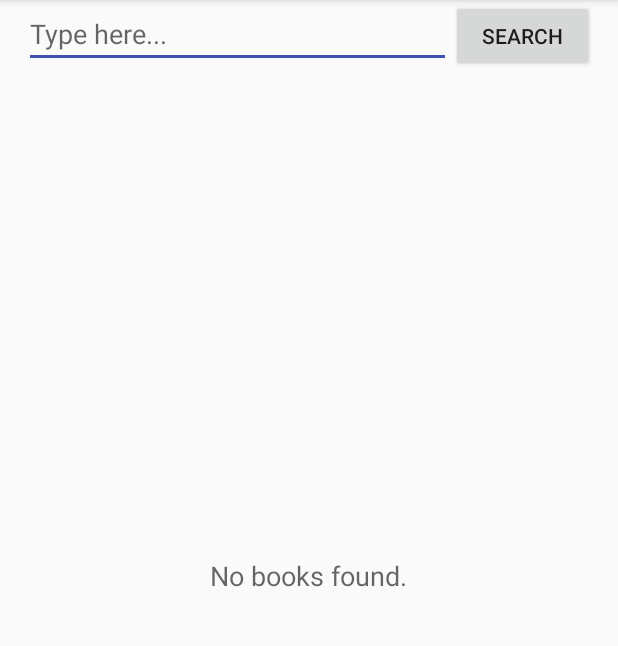
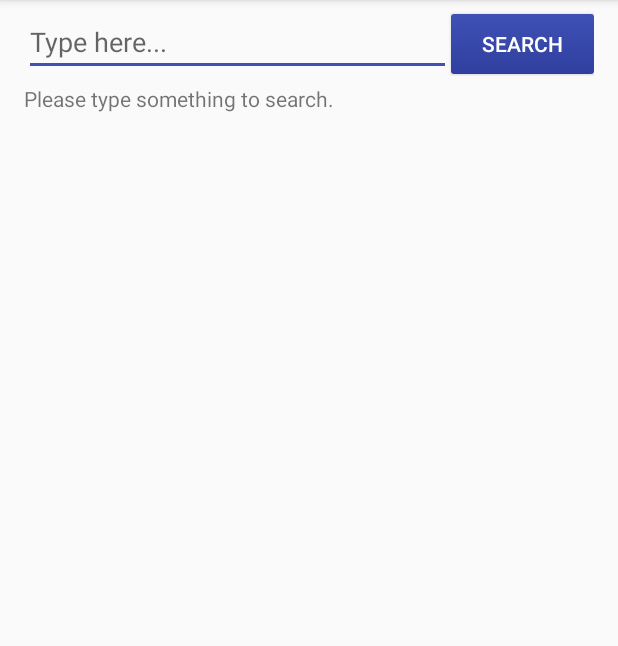
Before and after one commit to prakashmeghan/Bookaholics, an Android app: the screen it shows after launch (MainActivity), after a tap on "SEARCH", on a phone screen of 412 x 824 dp, the part 84-730 px from its top. Run offline under Robolectric (Android 15) with nearby library versions, the phone set to English and light mode, and no system bars.

Commit message:
completed for submission

```diff
--- a/app/src/main/java/com/conceptappsworld/bookaholics/MainActivity.java
+++ b/app/src/main/java/com/conceptappsworld/bookaholics/MainActivity.java
@@ -1,6 +1,8 @@
 package com.conceptappsworld.bookaholics;
 
 import android.content.Context;
+import android.content.Intent;
+import android.net.Uri;
 import android.os.Bundle;
 import android.support.v4.app.LoaderManager;
 import android.support.v4.content.Loader;
@@ -17,6 +19,7 @@ import android.widget.TextView;
 import com.conceptappsworld.bookaholics.adapter.BookAdapter;
 import com.conceptappsworld.bookaholics.loader.BookLoader;
 import com.conceptappsworld.bookaholics.model.Book;
+import com.conceptappsworld.bookaholics.util.CommonUtil;
 import com.conceptappsworld.bookaholics.util.ConnectionDetector;
 import com.conceptappsworld.bookaholics.util.ConstantUtil;
 
@@ -31,7 +34,7 @@ public class MainActivity extends AppCompatActivity implements LoaderManager.Loa
     private Button btSearch;
     private ListView lvBook;
     private View loadingIndicator;
-    private TextView tvEmpty;
+    private TextView tvEmpty, tvSearchResult;
 
     private BookAdapter bookAdapter;
     private ConnectionDetector connectionDetector;
@@ -97,6 +100,7 @@ public class MainActivity extends AppCompatActivity implements LoaderManager.Loa
         btSearch = (Button) findViewById(R.id.bt_search);
         lvBook = (ListView) findViewById(R.id.list);
         tvEmpty = (TextView) findViewById(R.id.empty_view);
+        tvSearchResult = (TextView) findViewById(R.id.tv_search_result);
         loadingIndicator = (View) findViewById(R.id.loading_indicator);
     }
 
@@ -104,7 +108,7 @@ public class MainActivity extends AppCompatActivity implements LoaderManager.Loa
     public Loader<List<Book>> onCreateLoader(int id, Bundle args) {
         String finalUrl = ConstantUtil.BOOK_URL +
                 ConstantUtil.QUERYSTR_PARAM1 +
-                etSearch.getText().toString() +
+                CommonUtil.replace(etSearch.getText().toString())    +
                 ConstantUtil.QUERYSTR_PARAM2 +
                 DEFAUL_MAX_RESULT;
         return new BookLoader(MainActivity.this, finalUrl);
@@ -115,7 +119,8 @@ public class MainActivity extends AppCompatActivity implements LoaderManager.Loa
         Log.i(LOG_TAG, "onLoadFinished");
 
         loadingIndicator.setVisibility(View.GONE);
-        tvEmpty.setText(R.string.no_books);
+        lvBook.setVisibility(View.VISIBLE);
+        tvEmpty.setText(getResources().getString(R.string.no_books));
         // Clear the adapter of previous earthquake data
         bookAdapter.clear();
 
@@ -134,22 +139,24 @@ public class MainActivity extends AppCompatActivity implements LoaderManager.Loa
 
     @Override
     public void onItemClick(AdapterView<?> adapterView, View view, int i, long l) {
-
+        Book book = bookAdapter.getItem(i);
+        Intent browserIntent = new Intent(Intent.ACTION_VIEW, Uri.parse(book.getInfoLink()));
+        startActivity(browserIntent);
     }
 
     @Override
     public void onClick(View view) {
         switch (view.getId()){
             case R.id.bt_search:
-
-                InputMethodManager inputManager = (InputMethodManager)
-                        getSystemService(Context.INPUT_METHOD_SERVICE);
-
-                inputManager.hideSoftInputFromWindow(getCurrentFocus().getWindowToken(),
-                        InputMethodManager.HIDE_NOT_ALWAYS);
-
-                /*bookAdapter.clear();
-                bookAdapter.notifyDataSetChanged();*/
+                tvEmpty.setText("");
+                lvBook.setVisibility(View.INVISIBLE);
+                if(etSearch.getText().toString().isEmpty()){
+                    tvSearchResult.setText(getResources().getString(R.string.empty_validation));
+                } else {
+                    hideKeyboard();
+                    tvSearchResult.setText(getResources().getString(R.string.search_result) +
+                            ": " +
+                            etSearch.getText().toString());
 
                     loadingIndicator.setVisibility(View.VISIBLE);
 
@@ -161,10 +168,20 @@ public class MainActivity extends AppCompatActivity implements LoaderManager.Loa
                     } else {
                         initLoader();
                     }
+                }
+
                 break;
             default:
 
                 break;
         }
     }
+
+    private void hideKeyboard() {
+        InputMethodManager inputManager = (InputMethodManager)
+                getSystemService(Context.INPUT_METHOD_SERVICE);
+
+        inputManager.hideSoftInputFromWindow(getCurrentFocus().getWindowToken(),
+                InputMethodManager.HIDE_NOT_ALWAYS);
     }
+}
--- a/app/src/main/java/com/conceptappsworld/bookaholics/util/CommonUtil.java
+++ b/app/src/main/java/com/conceptappsworld/bookaholics/util/CommonUtil.java
@@ -170,4 +170,16 @@ public class CommonUtil {
         // Return the list of books
         return books;
     }
+
+    public static String replace(String str) {
+        String[] words = str.split(" ");
+        StringBuilder sentence = new StringBuilder(words[0]);
+
+        for (int i = 1; i < words.length; ++i) {
+            sentence.append("%20");
+            sentence.append(words[i]);
+        }
+
+        return sentence.toString();
+    }
 }
--- /dev/null
+++ b/app/src/main/res/drawable/button.xml
@@ -0,0 +1,34 @@
+<?xml version="1.0" encoding="utf-8"?>
+<selector xmlns:android="http://schemas.android.com/apk/res/android">
+    <item android:state_pressed="true">
+        <shape>
+            <gradient
+                android:angle="270"
+                android:endColor="@color/colorPrimary"
+                android:startColor="@color/colorPrimaryDark"/>
+            <corners
+                android:radius="2dp"/>
+            <padding
+                android:bottom="10dp"
+                android:left="10dp"
+                android:right="10dp"
+                android:top="10dp"/>
+        </shape>
+
+    </item>
+    <item>
+        <shape>
+            <gradient
+                android:angle="270"
+                android:endColor="@color/colorPrimaryDark"
+                android:startColor="@color/colorPrimary"/>
+            <corners
+                android:radius="2dp"/>
+            <padding
+                android:bottom="10dp"
+                android:left="10dp"
+                android:right="10dp"
+                android:top="10dp"/>
+        </shape>
+    </item>
+</selector>
--- a/app/src/main/res/layout/activity_main.xml
+++ b/app/src/main/res/layout/activity_main.xml
@@ -12,7 +12,9 @@
         android:paddingLeft="@dimen/cell_horizontal_padding"
         android:paddingStart="@dimen/cell_horizontal_padding"
         android:paddingEnd="@dimen/cell_horizontal_padding"
-        android:paddingRight="@dimen/cell_horizontal_padding">
+        android:paddingRight="@dimen/cell_horizontal_padding"
+        android:layout_marginTop="5dp"
+        android:layout_marginBottom="5dp">
         <EditText
             android:id="@+id/et_searh"
             android:layout_width="0dp"
@@ -22,18 +24,33 @@
         <Button
             android:id="@+id/bt_search"
             android:layout_width="0dp"
-            android:layout_height="wrap_content"
+            android:layout_height="40dp"
             android:text="@string/search"
+            android:background="@drawable/button"
             android:layout_weight="1"
-            android:layout_alignRight="@+id/et_searh"/>
+            android:layout_alignRight="@+id/et_searh"
+            android:textColor="@color/white"
+            />
     </LinearLayout>
+
+    <TextView
+        android:id="@+id/tv_search_result"
+        android:layout_width="match_parent"
+        android:layout_height="wrap_content"
+        android:layout_below="@+id/ll_search"
+        android:paddingLeft="@dimen/cell_horizontal_padding"
+        android:paddingStart="@dimen/cell_horizontal_padding"
+        android:paddingEnd="@dimen/cell_horizontal_padding"
+        android:paddingRight="@dimen/cell_horizontal_padding"
+        />
+
 
     <ListView
         android:id="@+id/list"
         android:orientation="vertical"
         android:layout_width="match_parent"
         android:layout_height="match_parent"
-        android:layout_below="@+id/ll_search"/>
+        android:layout_below="@+id/tv_search_result"/>
 
     <!-- Empty view is only visible when the list has no items. -->
     <TextView
--- a/app/src/main/res/values/colors.xml
+++ b/app/src/main/res/values/colors.xml
@@ -3,4 +3,5 @@
     <color name="colorPrimary">#3F51B5</color>
     <color name="colorPrimaryDark">#303F9F</color>
     <color name="colorAccent">#3F51B5</color>
+    <color name="white">#ffffff</color>
 </resources>
--- a/app/src/main/res/values/strings.xml
+++ b/app/src/main/res/values/strings.xml
@@ -8,4 +8,6 @@
     <string name="type_here">Type here...</string>
     <string name="no_internet">No internet connection.</string>
     <string name="no_books">No books found.</string>
+    <string name="search_result">Search result for</string>
+    <string name="empty_validation">Please type something to search.</string>
 </resources>
```
Lines whose indentation alone changed are shown as unchanged.
